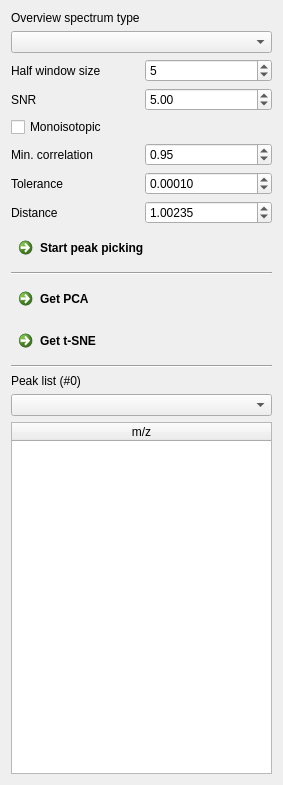
Qt form Plugins/org.mitk.gui.qt.m2.PeakPicking/src/internal/m2PeakPickingViewControls.ui (m2aia/m2aia) before a commit.
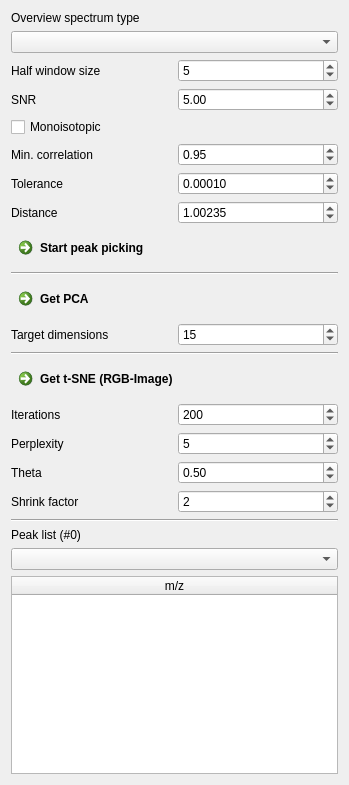
The same form after that commit.

Commit message: update peak picking view, add theta for t-SNE

Patch:
```diff
--- a/Plugins/org.mitk.gui.qt.m2.PeakPicking/src/internal/m2PeakPickingViewControls.ui
+++ b/Plugins/org.mitk.gui.qt.m2.PeakPicking/src/internal/m2PeakPickingViewControls.ui
@@ -6,7 +6,7 @@
    <rect>
     <x>0</x>
     <y>0</y>
-    <width>283</width>
+    <width>349</width>
     <height>785</height>
    </rect>
   </property>
@@ -193,13 +193,116 @@
      </property>
     </widget>
    </item>
+   <item>
+    <layout class="QGridLayout" name="PCA">
+     <item row="0" column="0">
+      <widget class="QLabel" name="label_7">
+       <property name="text">
+        <string>Target dimensions</string>
+       </property>
+      </widget>
+     </item>
+     <item row="0" column="1">
+      <widget class="QSpinBox" name="pca_dims">
+       <property name="minimum">
+        <number>1</number>
+       </property>
+       <property name="maximum">
+        <number>99999</number>
+       </property>
+       <property name="value">
+        <number>15</number>
+       </property>
+      </widget>
+     </item>
+    </layout>
+   </item>
+   <item>
+    <widget class="Line" name="line_3">
+     <property name="orientation">
+      <enum>Qt::Horizontal</enum>
+     </property>
+    </widget>
+   </item>
    <item>
     <widget class="QCommandLinkButton" name="btnTSNE">
      <property name="text">
-      <string>Get t-SNE</string>
+      <string>Get t-SNE (RGB-Image)</string>
      </property>
     </widget>
    </item>
+   <item>
+    <layout class="QGridLayout" name="tSNE">
+     <item row="3" column="0">
+      <widget class="QLabel" name="label_11">
+       <property name="toolTip">
+        <string>&lt;html&gt;&lt;head/&gt;&lt;body&gt;&lt;p&gt;Shrink the input images by a constant factor in x and y direction for t-SNE calculation. The computation time is reduced by lowering the resolution.&lt;/p&gt;&lt;p&gt;The dimensionality reduced image is upsampled to original input dimensions.&lt;/p&gt;&lt;/body&gt;&lt;/html&gt;</string>
+       </property>
+       <property name="text">
+        <string>Shrink factor</string>
+       </property>
+      </widget>
+     </item>
+     <item row="1" column="0">
+      <widget class="QLabel" name="label_9">
+       <property name="text">
+        <string>Perplexity</string>
+       </property>
+      </widget>
+     </item>
+     <item row="3" column="1">
+      <widget class="QSpinBox" name="tsne_shrink">
+       <property name="minimum">
+        <number>1</number>
+       </property>
+       <property name="maximum">
+        <number>10</number>
+       </property>
+       <property name="value">
+        <number>2</number>
+       </property>
+      </widget>
+     </item>
+     <item row="1" column="1">
+      <widget class="QSpinBox" name="tsne_perplexity">
+       <property name="value">
+        <number>5</number>
+       </property>
+      </widget>
+     </item>
+     <item row="0" column="0">
+      <widget class="QLabel" name="label_8">
+       <property name="text">
+        <string>Iterations</string>
+       </property>
+      </widget>
+     </item>
+     <item row="0" column="1">
+      <widget class="QSpinBox" name="tnse_iters">
+       <property name="maximum">
+        <number>99999</number>
+       </property>
+       <property name="value">
+        <number>200</number>
+       </property>
+      </widget>
+     </item>
+     <item row="2" column="0">
+      <widget class="QLabel" name="label_10">
+       <property name="text">
+        <string>Theta</string>
+       </property>
+      </widget>
+     </item>
+     <item row="2" column="1">
+      <widget class="QDoubleSpinBox" name="tsne_theta">
+       <property name="value">
+        <double>0.500000000000000</double>
+       </property>
+      </widget>
+     </item>
+    </layout>
+   </item>
    <item>
     <widget class="Line" name="line">
      <property name="orientation">
```
The commit also changes 4 other files.
